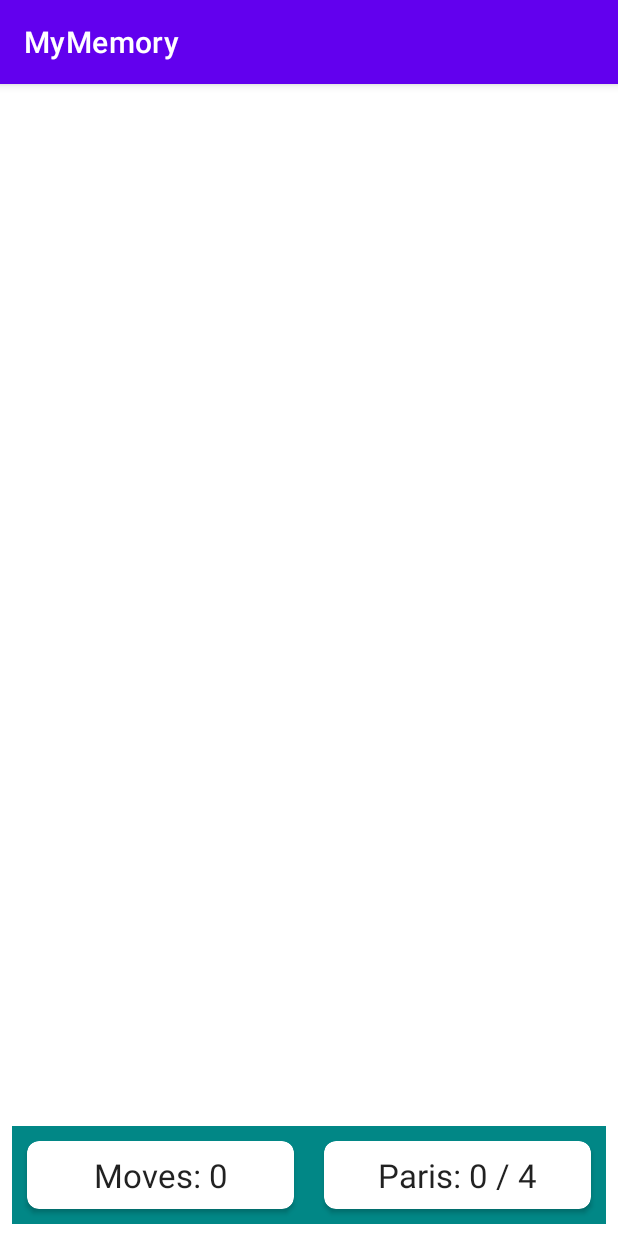
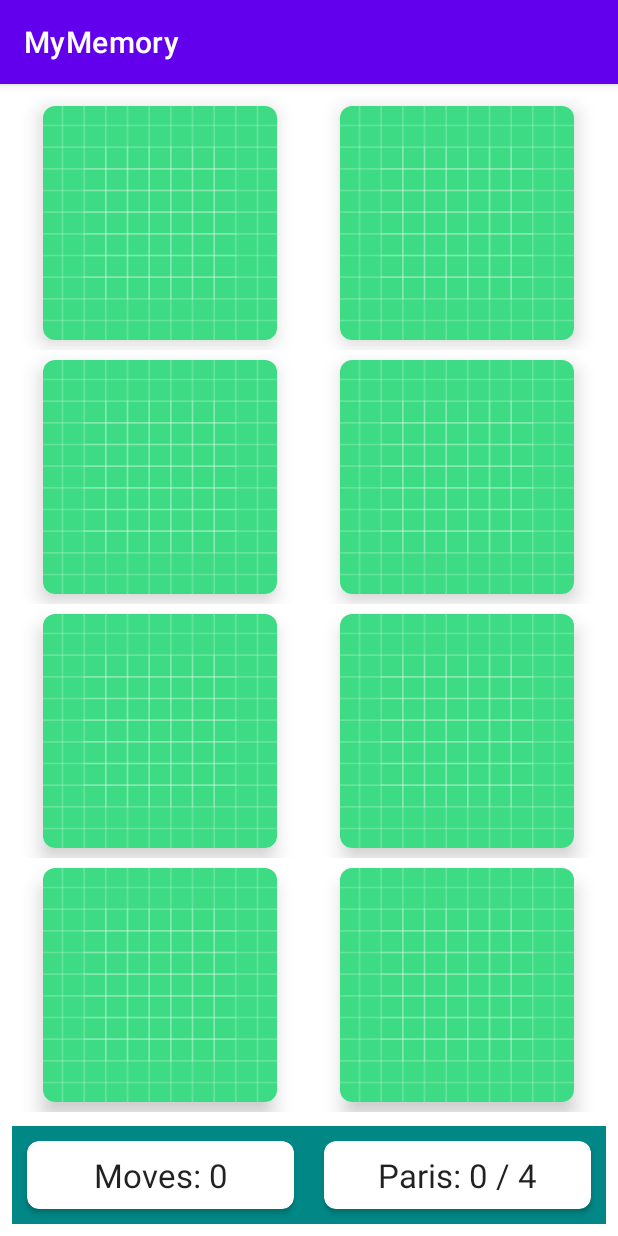
Before and after one commit to ShinJaehun/MyMemory_freeCodeCamp.org, an Android app: the screen it shows after launch (MainActivity), on a phone screen of 412 x 824 dp. Run offline under Robolectric (Android 15) with nearby library versions, the phone set to English and light mode, and no system bars.

Commit message:
setup recycler view

```diff
--- a/app/src/main/java/com/shinjaehun/mymemory/MainActivity.kt
+++ b/app/src/main/java/com/shinjaehun/mymemory/MainActivity.kt
@@ -3,6 +3,7 @@ package com.shinjaehun.mymemory
 import androidx.appcompat.app.AppCompatActivity
 import android.os.Bundle
 import android.widget.TextView
+import androidx.recyclerview.widget.GridLayoutManager
 import androidx.recyclerview.widget.RecyclerView
 import org.w3c.dom.Text
 
@@ -19,5 +20,9 @@ class MainActivity : AppCompatActivity() {
         rvBoard = findViewById(R.id.rvBoard)
         tvNumMoves = findViewById(R.id.tvNumMoves)
         tvNumPairs = findViewById(R.id.tvNumPairs)
+
+        rvBoard.adapter = MemoryBoardAdapter(this, 8)
+        rvBoard.setHasFixedSize(true)
+        rvBoard.layoutManager = GridLayoutManager(this, 2)
     }
 }
--- /dev/null
+++ b/app/src/main/java/com/shinjaehun/mymemory/MemoryBoardAdapter.kt
@@ -0,0 +1,50 @@
+package com.shinjaehun.mymemory
+
+import android.content.Context
+import android.util.Log
+import android.view.LayoutInflater
+import android.view.View
+import android.view.ViewGroup
+import android.view.ViewGroup.MarginLayoutParams
+import android.widget.ImageButton
+import androidx.cardview.widget.CardView
+import androidx.recyclerview.widget.RecyclerView
+import kotlin.math.min
+
+class MemoryBoardAdapter(private val context: Context, private val numPieces: Int) :
+    RecyclerView.Adapter<MemoryBoardAdapter.ViewHolder>() {
+
+    companion object {
+        private const val MARGIN_SIZE = 10
+        private const val TAG = "MemoryBoardAdapter"
+    }
+
+    override fun onCreateViewHolder(parent: ViewGroup, viewType: Int): ViewHolder {
+        val cardWidth = parent.width / 2 - (2 * MARGIN_SIZE)
+        val cardHeight = parent.height / 4 - (2 * MARGIN_SIZE)
+        val cardSideLength = min(cardWidth, cardHeight)
+        val view = LayoutInflater.from(context).inflate(R.layout.memory_card, parent, false)
+        val layoutParams = view.findViewById<CardView>(R.id.cardView).layoutParams as MarginLayoutParams
+        layoutParams.width = cardSideLength
+        layoutParams.height = cardSideLength
+        layoutParams.setMargins(MARGIN_SIZE, MARGIN_SIZE, MARGIN_SIZE, MARGIN_SIZE)
+
+        return ViewHolder(view)
+    }
+
+    override fun onBindViewHolder(holder: ViewHolder, position: Int) {
+        holder.bind(position)
+    }
+
+    override fun getItemCount() = numPieces
+
+    inner class ViewHolder(itemView: View): RecyclerView.ViewHolder(itemView) {
+        private val imageButton = itemView.findViewById<ImageButton>(R.id.imageButton)
+        fun bind(position: Int) {
+            imageButton.setOnClickListener{
+                Log.i(TAG,"Clicked on position $position")
+            }
+        }
+    }
+
+}
--- a/app/src/main/res/layout/activity_main.xml
+++ b/app/src/main/res/layout/activity_main.xml
@@ -56,6 +56,8 @@
         android:id="@+id/rvBoard"
         android:layout_width="0dp"
         android:layout_height="0dp"
+        android:layout_marginBottom="8dp"
+        android:overScrollMode="never"
         app:layout_constraintBottom_toTopOf="@+id/llGameInfo"
         app:layout_constraintEnd_toEndOf="parent"
         app:layout_constraintStart_toStartOf="parent"
--- /dev/null
+++ b/app/src/main/res/layout/memory_card.xml
@@ -0,0 +1,24 @@
+<?xml version="1.0" encoding="utf-8"?>
+<LinearLayout xmlns:android="http://schemas.android.com/apk/res/android"
+    xmlns:app="http://schemas.android.com/apk/res-auto"
+    android:layout_width="match_parent"
+    android:layout_height="wrap_content"
+    android:gravity="center"
+    android:orientation="vertical">
+
+    <androidx.cardview.widget.CardView
+        android:id="@+id/cardView"
+        android:layout_width="120dp"
+        android:layout_height="120dp"
+        app:cardCornerRadius="8dp"
+        app:cardElevation="8dp">
+
+        <ImageButton
+            android:id="@+id/imageButton"
+            android:layout_width="match_parent"
+            android:layout_height="match_parent"
+            android:background="@color/white"
+            android:scaleType="centerCrop"
+            app:srcCompat="@drawable/ic_launcher_background" />
+    </androidx.cardview.widget.CardView>
+</LinearLayout>
```
